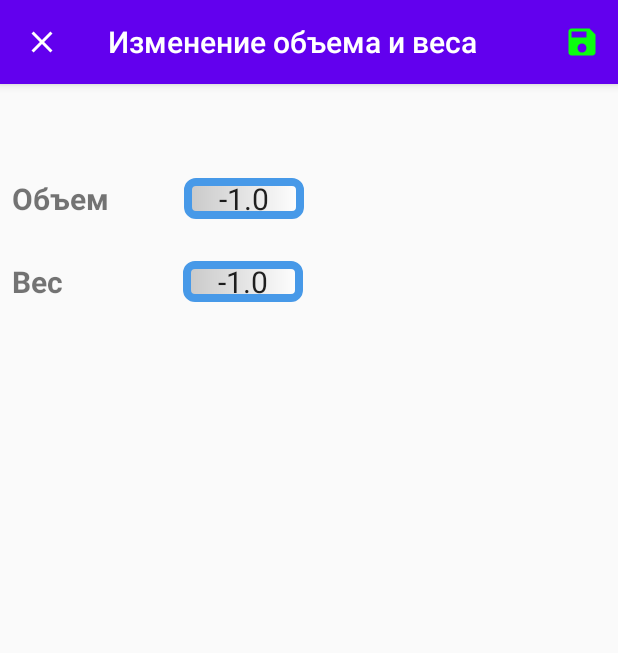
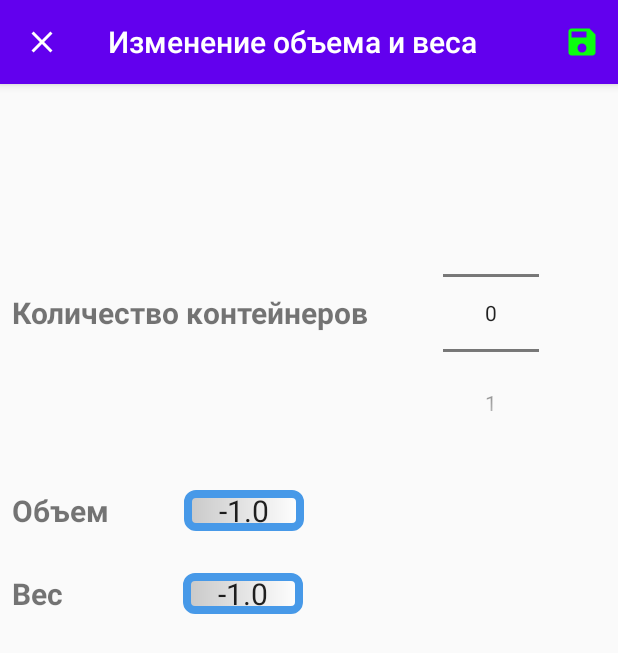
Before and after one commit to Antoxeeen/CleanServ, an Android app: the EditDataActivity screen opened directly, with no data from a screen before it, on a phone screen of 412 x 824 dp. Shown: the top 653 px of the screen. Run offline under Robolectric (Android 15) with nearby library versions, the phone set to English and light mode, and no system bars.

Commit message:
Работает подключение к серверу локальному. В Data классе изменил тип id с int на long Починил click по recyclerview Починил возврат на MainActivity

```diff
--- a/app/build.gradle
+++ b/app/build.gradle
@@ -55,5 +55,5 @@ dependencies {
     //Retrofit 2
     implementation 'com.squareup.retrofit2:retrofit:2.4.0'
     //GsonConverter Retrofit
-    implementation 'com.squareup.retrofit2:converter-gson:2.3.0'
+    implementation 'com.squareup.retrofit2:converter-gson:2.4.0'
 }
--- a/app/src/main/AndroidManifest.xml
+++ b/app/src/main/AndroidManifest.xml
@@ -1,5 +1,6 @@
 <?xml version="1.0" encoding="utf-8"?>
 <manifest xmlns:android="http://schemas.android.com/apk/res/android"
+    xmlns:tools="http://schemas.android.com/tools"
     package="ru.antoxeeen.cleanserv">
 
     <uses-permission android:name="android.permission.INTERNET" />
@@ -10,7 +11,8 @@
         android:label="@string/app_name"
         android:roundIcon="@mipmap/ic_launcher_round"
         android:supportsRtl="true"
-        android:theme="@style/AppTheme">
+        android:theme="@style/AppTheme"
+        android:usesCleartextTraffic="true">
         <activity
             android:name=".View.EditDataActivity"
             android:parentActivityName=".View.MainActivity" />
--- a/app/src/main/java/ru/antoxeeen/cleanserv/Repository/LocalDB.java
+++ b/app/src/main/java/ru/antoxeeen/cleanserv/Repository/LocalDB.java
@@ -6,7 +6,7 @@ import androidx.room.Database;
 import androidx.room.Room;
 import androidx.room.RoomDatabase;
 
-@Database(entities = Data.class, version = 3)
+@Database(entities = Data.class, version = 6, exportSchema = false)
 public abstract class LocalDB extends RoomDatabase {
 
     private static LocalDB instance;
--- a/app/src/main/java/ru/antoxeeen/cleanserv/View/EditDataActivity.java
+++ b/app/src/main/java/ru/antoxeeen/cleanserv/View/EditDataActivity.java
@@ -10,6 +10,7 @@ import android.view.Menu;
 import android.view.MenuInflater;
 import android.view.MenuItem;
 import android.widget.EditText;
+import android.widget.NumberPicker;
 import android.widget.TextView;
 
 import java.util.Objects;
@@ -20,16 +21,22 @@ public class EditDataActivity extends AppCompatActivity {
     public static final String EXTRA_ADDRESS = "ru.antoxeeen.cleanserv.View.EXTRA_ADDRESS";
     public static final String EXTRA_DATE = "ru.antoxeeen.cleanserv.View.EXTRA_DATE";
     public static final String EXTRA_ROUTE = "ru.antoxeeen.cleanserv.View.EXTRA_ROUTE";
+    public static final String EXTRA_BASKET_COUNT = "ru.antoxeeen.cleanserv.View.EXTRA_BASKETCOUNT";
+    public static final String EXTRA_BASKET_VOLUME = "ru.antoxeeen.cleanserv.View.EXTRA_BASKETVOLUME";
     public static final String EXTRA_VOLUME = "ru.antoxeeen.cleanserv.View.EXTRA_VOLUME";
     public static final String EXTRA_WEIGHT = "ru.antoxeeen.cleanserv.View.EXTRA_WEIGHT";
+    private static final double FOR_WEIGHT_COUNT = 0.144;
 
     private TextView textView_address;
     private EditText editText_volume;
     private EditText editText_weight;
-    private int currentId;
+    private NumberPicker numberPicker_basketCount;
+    private long currentId;
     private String currentAddress;
     private String currentDate;
     private int currentRoute;
+    private int currentBasketCount;
+    private double currentBasketVolume;
 
     @Override
     protected void onCreate(Bundle savedInstanceState) {
@@ -39,8 +46,13 @@ public class EditDataActivity extends AppCompatActivity {
                 .setHomeAsUpIndicator(R.drawable.ic_close_black);
 
         initVariable();
-
-
+        numberPicker_basketCount.setOnValueChangedListener(new NumberPicker.OnValueChangeListener() {
+            @Override
+            public void onValueChange(NumberPicker picker, int oldVal, int newVal) {
+                editText_volume.setText(String.valueOf(newVal * currentBasketVolume));
+                editText_weight.setText(String.valueOf(newVal * currentBasketVolume * FOR_WEIGHT_COUNT));
+            }
+        });
     }
 
     private void initVariable() {
@@ -48,13 +60,20 @@ public class EditDataActivity extends AppCompatActivity {
         textView_address = findViewById(R.id.edit_activity_tv_address);
         editText_volume = findViewById(R.id.edit_activity_et_volume);
         editText_weight = findViewById(R.id.edit_activity_et_weight);
+        numberPicker_basketCount = findViewById(R.id.number_picker_basket_count);
+        numberPicker_basketCount.setWrapSelectorWheel(false);
+        numberPicker_basketCount.setMinValue(0);
+        numberPicker_basketCount.setMaxValue(10);
 
         Intent intent = getIntent();
-        currentId = intent.getIntExtra(EXTRA_ID, -1);
+        currentId = intent.getLongExtra(EXTRA_ID, -1);
         currentAddress = intent.getStringExtra(EXTRA_ADDRESS);
         currentDate = intent.getStringExtra(EXTRA_DATE);
         currentRoute = intent.getIntExtra(EXTRA_ROUTE, -1);
+        currentBasketCount = intent.getIntExtra(EXTRA_BASKET_COUNT, -1);
+        currentBasketVolume = intent.getDoubleExtra(EXTRA_BASKET_VOLUME, -1.0);
         textView_address.setText(currentAddress);
+        numberPicker_basketCount.setValue(currentBasketCount);
         editText_volume.setText(String.valueOf(intent.getDoubleExtra(EXTRA_VOLUME, -1)));
         editText_weight.setText(String.valueOf(intent.getDoubleExtra(EXTRA_WEIGHT, -1)));
 
@@ -62,13 +81,16 @@ public class EditDataActivity extends AppCompatActivity {
 
     private void save() {
         Intent data = new Intent();
+        currentBasketCount = numberPicker_basketCount.getValue();
         data.putExtra(EXTRA_ID, currentId);
         data.putExtra(EXTRA_ADDRESS, currentAddress);
         data.putExtra(EXTRA_DATE, currentDate);
         data.putExtra(EXTRA_ROUTE, currentRoute);
+        data.putExtra(EXTRA_BASKET_COUNT, currentBasketCount);
+        data.putExtra(EXTRA_BASKET_VOLUME, currentBasketVolume);
         data.putExtra(EXTRA_VOLUME, Double.valueOf(editText_volume.getText().toString()));
         data.putExtra(EXTRA_WEIGHT, Double.valueOf(editText_weight.getText().toString()));
-        setResult(RESULT_OK);
+        setResult(RESULT_OK, data);
         finish();
     }
 
--- a/app/src/main/res/layout/activity_edit_data.xml
+++ b/app/src/main/res/layout/activity_edit_data.xml
@@ -26,6 +26,31 @@
         android:orientation="horizontal">
 
         <TextView
+            android:id="@+id/edit_activity_tv_garbageBasketCount"
+            android:layout_width="wrap_content"
+            android:layout_height="wrap_content"
+            android:layout_marginStart="8dp"
+            android:layout_gravity="center"
+            android:text="@string/basket_count"
+            android:textSize="20sp"
+            android:textStyle="bold" />
+
+        <NumberPicker
+            android:id="@+id/number_picker_basket_count"
+            android:layout_width="wrap_content"
+            android:layout_height="wrap_content"
+            android:layout_marginStart="50dp"/>
+
+    </LinearLayout>
+
+    <LinearLayout
+        android:layout_width="match_parent"
+        android:layout_height="wrap_content"
+        android:layout_marginBottom="8dp"
+        android:paddingTop="20dp"
+        android:orientation="horizontal">
+
+        <TextView
             android:id="@+id/edit_activity_tv_volume"
             android:layout_width="wrap_content"
             android:layout_height="wrap_content"
@@ -45,7 +70,8 @@
             android:textAlignment="center"
             android:textSize="20sp"
             android:autofillHints="double"
-            tools:ignore="LabelFor" />
+            tools:ignore="LabelFor"
+            android:clickable="false"/>
 
     </LinearLayout>
 
@@ -76,7 +102,8 @@
             android:textAlignment="center"
             android:textSize="20sp"
             android:autofillHints="double"
-            tools:ignore="LabelFor" />
+            tools:ignore="LabelFor"
+            android:clickable="false"/>
 
     </LinearLayout>
 
--- a/app/src/main/res/values/strings.xml
+++ b/app/src/main/res/values/strings.xml
@@ -4,4 +4,5 @@
     <string name="Volume">Объем</string>
     <string name="weight">Вес</string>
     <string name="save">Сохранить</string>
+    <string name="basket_count">Количество контейнеров</string>
 </resources>
```
Also changed, not shown: app/src/main/java/ru/antoxeeen/cleanserv/Net/JsonHolder.java (added, +16 -0 lines), app/src/main/java/ru/antoxeeen/cleanserv/Net/NetworkService.java (added, +29 -0 lines), app/src/main/java/ru/antoxeeen/cleanserv/Repository/Data.java (+30 -6 lines), app/src/main/java/ru/antoxeeen/cleanserv/View/DataAdapter.java (+14 -1 lines), app/src/main/java/ru/antoxeeen/cleanserv/View/MainActivity.java (+40 -9 lines), app/src/main/res/layout/recyclerview_item.xml (+50 -20 lines).
